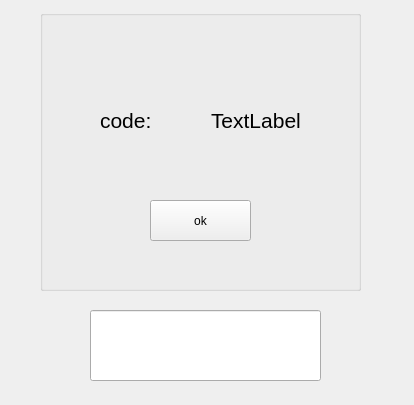
This is entername2/entrycode.ui in Parsa20231401/FAZE1.0 as Qt 5 draws it before an edit. The edited form follows.
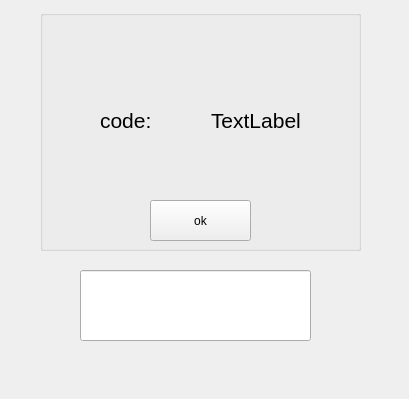
This is the edited form.

```diff
--- a/entername2/entrycode.ui
+++ b/entername2/entrycode.ui
@@ -6,8 +6,8 @@
    <rect>
     <x>0</x>
     <y>0</y>
-    <width>414</width>
-    <height>405</height>
+    <width>409</width>
+    <height>399</height>
    </rect>
   </property>
   <property name="windowTitle">
@@ -17,8 +17,8 @@
    <widget class="QLineEdit" name="codeInput">
     <property name="geometry">
      <rect>
-      <x>90</x>
-      <y>310</y>
+      <x>80</x>
+      <y>270</y>
       <width>231</width>
       <height>71</height>
      </rect>
@@ -35,7 +35,7 @@
       <x>40</x>
       <y>10</y>
       <width>321</width>
-      <height>281</height>
+      <height>241</height>
      </rect>
     </property>
     <property name="title">
```
